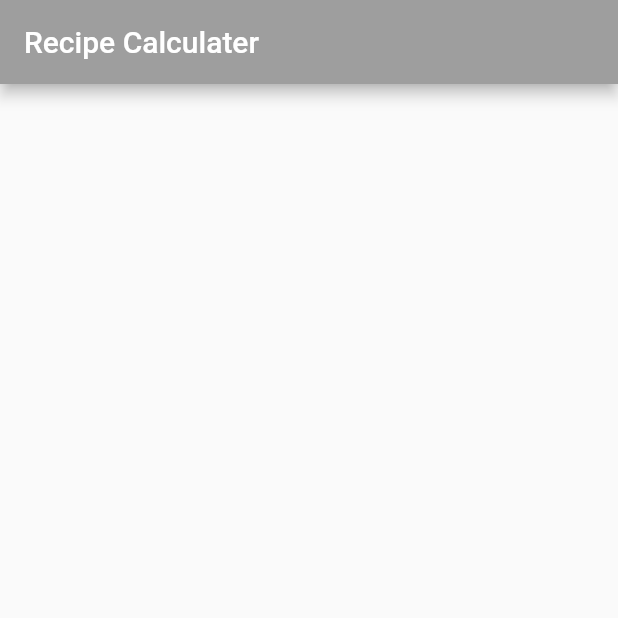
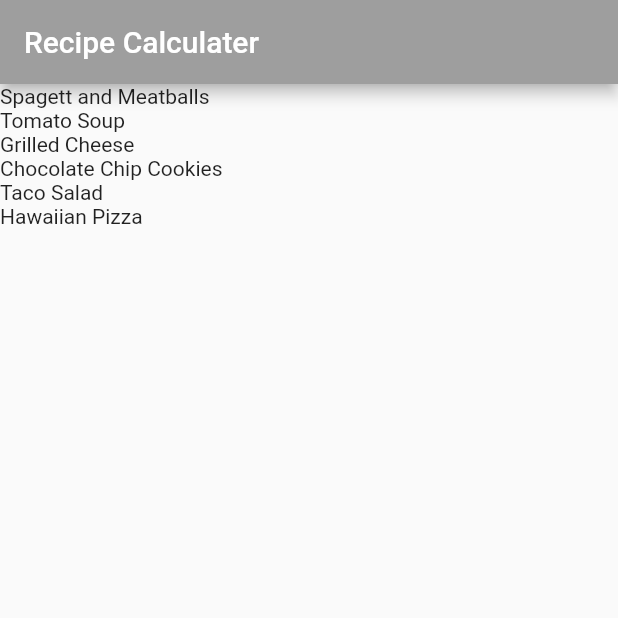
Before and after one commit to Shtajnbah/ktr_cakes, a Flutter app: the screen it shows after launch, on a phone screen of 412 x 824 dp, the top half of it. Run offline on Flutter 3.47's test engine with Material 2 defaults, Android fonts, the phone set to English and light mode, and no system bars.

Commit message:
добавление assets

```diff
--- a/lib/main.dart
+++ b/lib/main.dart
@@ -1,4 +1,5 @@
 import 'package:flutter/material.dart';
+import 'recipe.dart';
 
 void main() {
   runApp(RecipeApp());
@@ -24,6 +25,7 @@ class RecipeApp extends StatelessWidget {
 class MyHomePage extends StatefulWidget {
   const MyHomePage({Key? key, required this.title}) : super(key: key);
   final String title;
+
   @override
   State<MyHomePage> createState() => _MyHomePageState();
 }
@@ -36,10 +38,15 @@ class _MyHomePageState extends State<MyHomePage> {
         title: Text(widget.title),
       ),
       body: SafeArea(
-        //todo
-        child: Container(),
+        child: ListView.builder(
+          itemCount: Recipe.samples.length,
+          itemBuilder: (BuildContext context, int index) {
+            //todo update to return recipe card
+            return Text(Recipe.samples[index].label);
+          },
+        ),
       ),
     );
   }
-  //todo
+//todo
 }
--- /dev/null
+++ b/lib/recipe.dart
@@ -0,0 +1,19 @@
+
+class Recipe {
+  String label;
+  String imageYrl;
+  //todo
+  Recipe(
+      this.label,
+      this.imageYrl,
+      );
+  static List<Recipe> samples = [
+    Recipe('Spagett and Meatballs', 'assets/SaM.jpg',),
+    Recipe('Tomato Soup', 'assets/TS.jpg',),
+    Recipe('Grilled Cheese', 'assets/GC.jpg',),
+    Recipe('Chocolate Chip Cookies', 'assets/CCC.jpg',),
+    Recipe('Taco Salad', 'assets/TcS.jpg)',),
+    Recipe('Hawaiian Pizza', 'assets/HP.jpg',)
+  ];
+}
+//todo
--- a/pubspec.yaml
+++ b/pubspec.yaml
@@ -58,9 +58,9 @@ flutter:
   uses-material-design: true
 
   # To add assets to your application, add an assets section, like this:
-  # assets:
-  #   - images/a_dot_burr.jpeg
-  #   - images/a_dot_ham.jpeg
+assets:
+     - assets/
+     #- images/a_dot_ham.jpeg
 
   # An image asset can refer to one or more resolution-specific "variants", see
   # https://flutter.dev/assets-and-images/#resolution-aware.
```
Also changed, not shown: assets/CCC.jpg (added), assets/GC.jpg (added), assets/HP.jpg (added), assets/SaM.jpg (added), assets/TS.jpg (added), assets/TcS.jpg (added), 1 other file.
